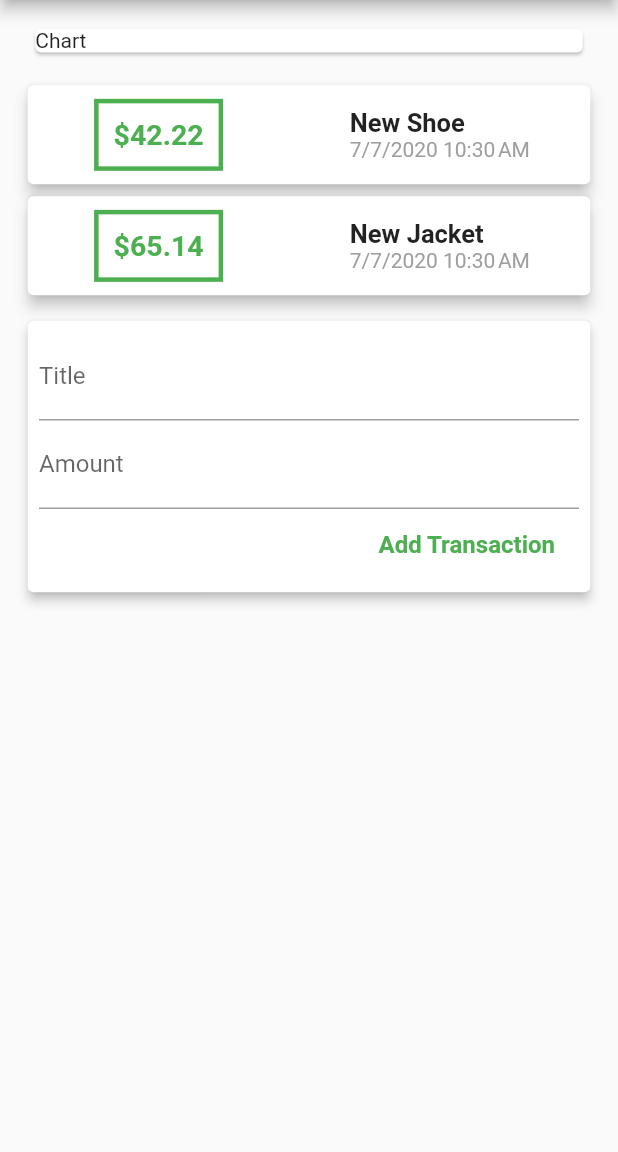
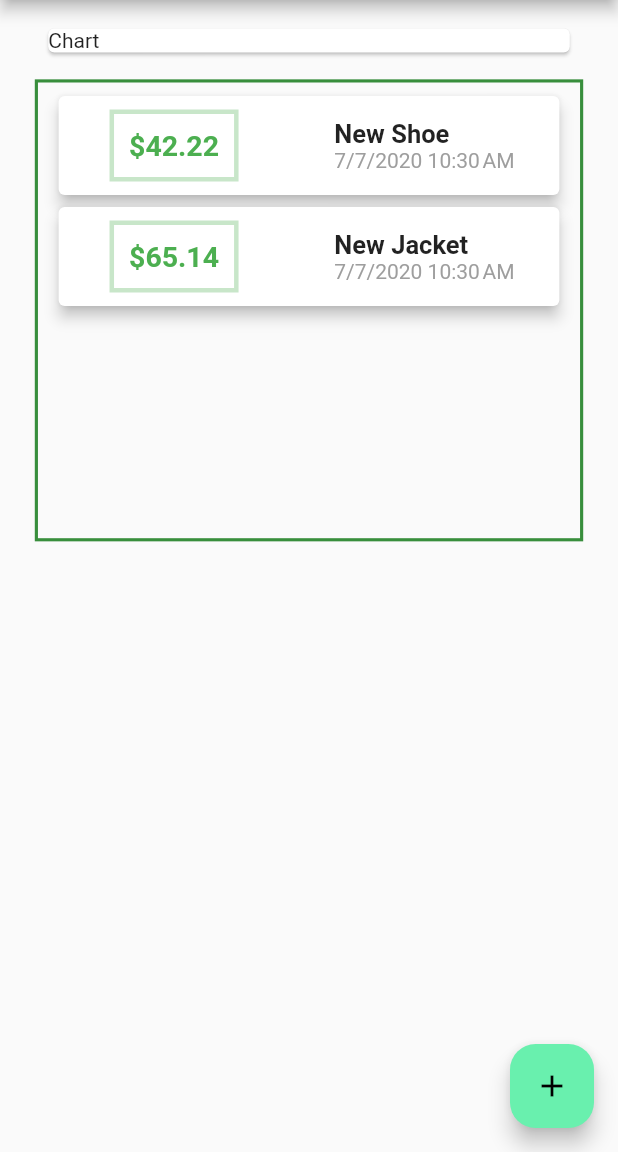
Before and after one commit to dimasday90/expenses_app_flutter, a Flutter app: the screen it shows after launch, on a phone screen of 412 x 824 dp, the part 84-1236 px from its top. Run offline on Flutter 3.47's test engine with Material 2 defaults, Android fonts, the phone set to English and light mode, and no system bars.

Commit message:
expenses development progress deleted user_transaction.dart adding scroll view for main.dart and transaction list changing Column in transaction list into ListView adding fab for newTransactionModal created function for showing modal created text inputs for new transaction changing myHomePage from stateless widget into stateful widget adding color theme data in MyApp class

```diff
--- a/lib/main.dart
+++ b/lib/main.dart
@@ -1,7 +1,9 @@
 import 'package:flutter/material.dart';
 
-import './widgets/user_transaction.dart';
+import './models/transaction.dart';
+import './widgets/transaction_list.dart';
 import './widgets/chart.dart';
+import './widgets/new_transaction.dart';
 
 void main() => runApp(MyApp());
 
@@ -11,29 +13,82 @@ class MyApp extends StatelessWidget {
     return MaterialApp(
       debugShowCheckedModeBanner: false,
       title: 'Expenses App',
+      theme: ThemeData(
+          primarySwatch: Colors.green, accentColor: Colors.greenAccent),
       home: MyHomePage(),
     );
   }
 }
 
-class MyHomePage extends StatelessWidget {
+class MyHomePage extends StatefulWidget {
+  @override
+  _MyHomePageState createState() => _MyHomePageState();
+}
+
+class _MyHomePageState extends State<MyHomePage> {
+  final List<Transaction> _transactions = [
+    Transaction(id: 1, title: 'New Shoe', amount: 42.22, date: DateTime.now()),
+    Transaction(id: 2, title: 'New Jacket', amount: 65.14, date: DateTime.now())
+  ];
+
+  var idCounter = 2;
+
+  void _addNewTransaction(String txTitle, double txAmount) {
+    final newTx = Transaction(
+        id: idCounter + 1,
+        title: txTitle,
+        amount: txAmount,
+        date: DateTime.now());
+
+    setState(() {
+      _transactions.add(newTx);
+    });
+  }
+
+  void _newTransactionModalShow(BuildContext ctx) {
+    showModalBottomSheet(
+        context: ctx,
+        builder: (_) {
+          return GestureDetector(
+            onTap: null,
+            behavior: HitTestBehavior.opaque,
+            child: Container(
+              child: NewTransaction(
+                addTransactionHandler: _addNewTransaction,
+              ),
+            ),
+          );
+        });
+  }
+
   @override
   Widget build(BuildContext context) {
     return SafeArea(
       child: Scaffold(
-          appBar: AppBar(
-            title: Text('Expenses App'),
-            backgroundColor: Colors.green,
-          ),
-          body: Container(
-            margin: EdgeInsets.symmetric(vertical: 10.0, horizontal: 14.5),
+        appBar: AppBar(
+          title: Text('Expenses App'),
+        ),
+        body: SingleChildScrollView(
+          child: Container(
+            margin: EdgeInsets.symmetric(vertical: 10.0, horizontal: 23.2),
             child: Column(
               children: <Widget>[
                 Chart(), //*from './widgets/chart.dart'
-                UserTransaction() //*from './widgets/user_transaction.dart'
+                TransactionList(
+                  transactions: _transactions,
+                ), //*from './widgets/transaction_list.dart'
               ],
             ),
-          )),
+          ),
+        ),
+        floatingActionButton: FloatingActionButton(
+          child: Icon(Icons.add),
+          onPressed: () => _newTransactionModalShow(context),
+          shape: RoundedRectangleBorder(
+              borderRadius: BorderRadius.all(Radius.circular(17.0))),
+        ),
+        floatingActionButtonLocation: FloatingActionButtonLocation.endFloat,
+      ),
     );
   }
 }
--- a/lib/models/transaction.dart
+++ b/lib/models/transaction.dart
@@ -1,7 +1,7 @@
 import 'package:flutter/foundation.dart';
 
 class Transaction {
-  final String id;
+  final int id;
   final String title;
   final double amount;
   final DateTime date;
--- a/lib/widgets/transaction_card.dart
+++ b/lib/widgets/transaction_card.dart
@@ -19,11 +19,12 @@ class TransactionCard extends StatelessWidget {
               margin: EdgeInsets.symmetric(vertical: 9.0, horizontal: 4.0),
               padding: EdgeInsets.all(10.0),
               decoration: BoxDecoration(
-                  border: Border.all(color: Colors.green, width: 3.0)),
+                  border: Border.all(
+                      color: Theme.of(context).primaryColorLight, width: 3.0)),
               child: Text(
-                '\$$amount',
+                '\$${amount.toStringAsFixed(2)}',
                 style: TextStyle(
-                    color: Colors.green,
+                    color: Theme.of(context).primaryColor,
                     fontWeight: FontWeight.bold,
                     fontSize: 19),
               )),
--- a/lib/widgets/transaction_list.dart
+++ b/lib/widgets/transaction_list.dart
@@ -12,14 +12,20 @@ class TransactionList extends StatelessWidget {
   Widget build(BuildContext context) {
     return Container(
       margin: EdgeInsets.symmetric(vertical: 8.9),
-      child: Column(
-        children: transactions.map((tx) {
+      height: 308,
+      padding: EdgeInsets.symmetric(vertical: 5.0, horizontal: 9.8),
+      decoration: BoxDecoration(
+          border: Border.all(
+              color: Theme.of(context).primaryColorDark, width: 2.1)),
+      child: ListView.builder(
+        itemCount: transactions.length,
+        itemBuilder: (ctx, index) {
           return TransactionCard(
-            title: tx.title,
-            amount: tx.amount,
-            date: tx.date,
-          ); //* from './txCard.dart'
-        }).toList(),
+            title: transactions[index].title,
+            amount: transactions[index].amount,
+            date: transactions[index].date,
+          );
+        },
       ),
     );
   }
--- a/lib/widgets/user_transaction.dart
+++ /dev/null
@@ -1,31 +0,0 @@
-import 'package:flutter/material.dart';
-
-import '../models/transaction.dart';
-import './new_transaction.dart';
-import './transaction_list.dart';
-
-class UserTransaction extends StatefulWidget {
-  @override
-  _UserTransactionState createState() => _UserTransactionState();
-}
-
-class _UserTransactionState extends State<UserTransaction> {
-  final List<Transaction> _transactions = [
-    Transaction(
-        id: '1', title: 'New Shoe', amount: 42.22, date: DateTime.now()),
-    Transaction(
-        id: '2', title: 'New Jacket', amount: 65.14, date: DateTime.now())
-  ];
-
-  @override
-  Widget build(BuildContext context) {
-    return Column(
-      children: <Widget>[
-        TransactionList(
-          transactions: _transactions,
-        ),
-        NewTransaction()
-      ],
-    );
-  }
-}
```
Also changed, not shown: lib/widgets/new_transaction.dart (+30 -7 lines).
